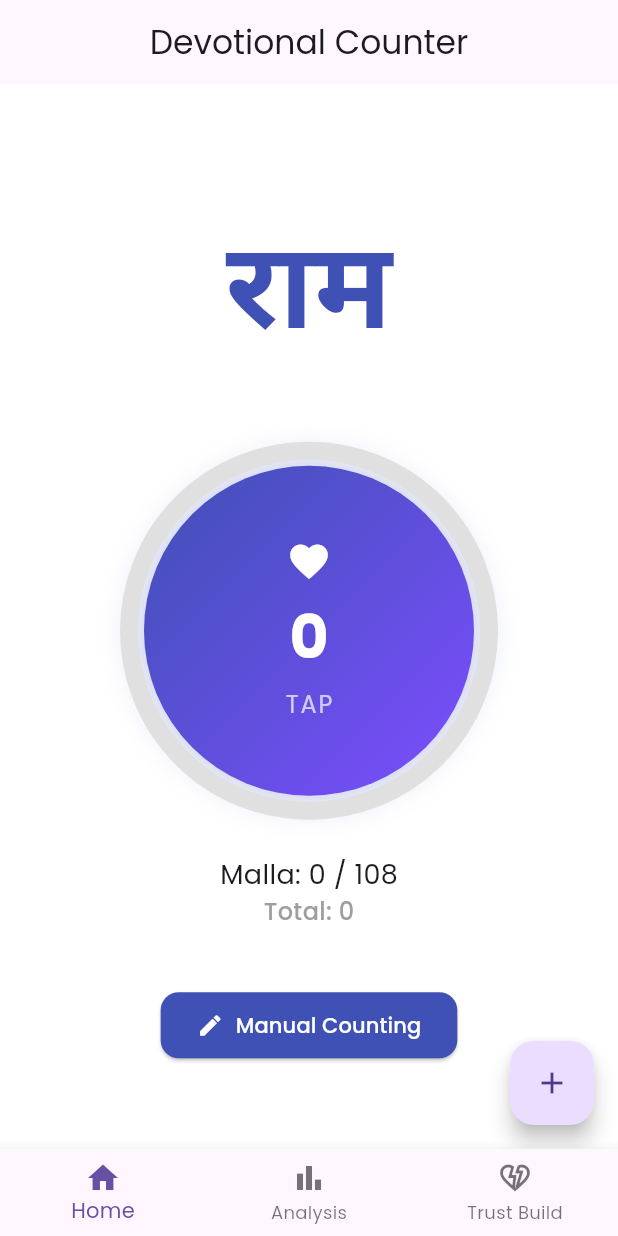
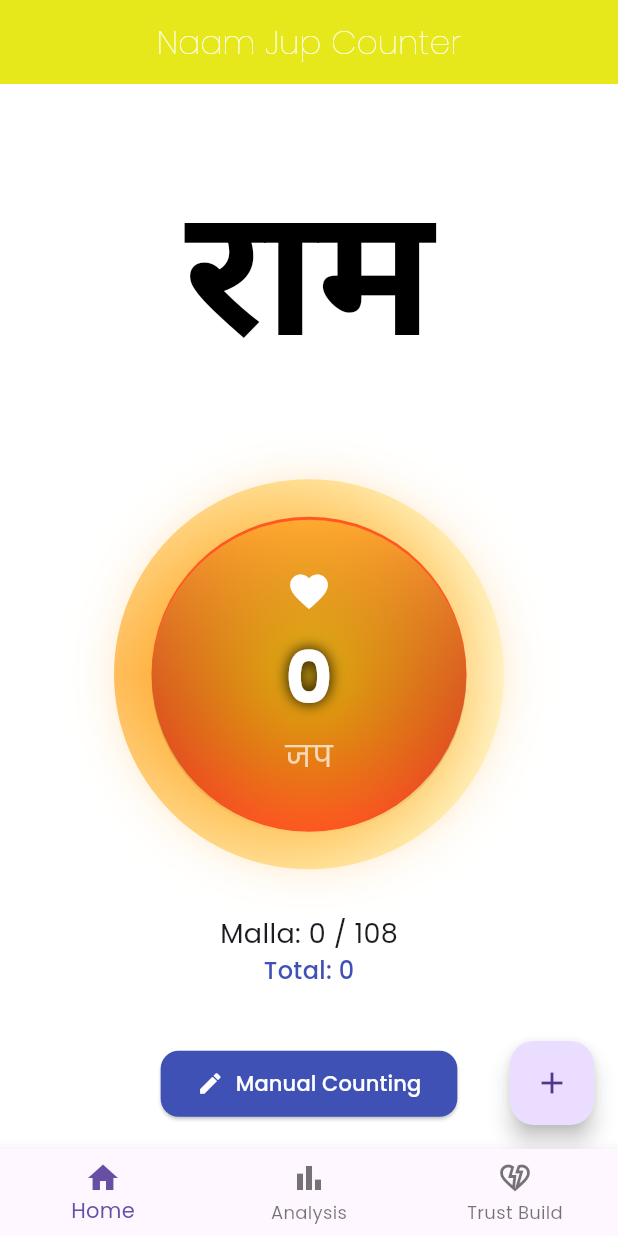
Before and after one commit to mohansinghmahecha/naam-jup-flutter, a Flutter app: the screen it shows after launch, on a phone screen of 412 x 824 dp. Run offline on Flutter 3.47's test engine with Material 3 defaults, Android fonts, the phone set to English and light mode, and no system bars; our stand-ins replace fl_chart, flutter_riverpod, google_fonts, shared_preferences, table_calendar; Roboto replaces fonts that are missing (Alkatra).

Commit message:
god_counter_widget and some ui changes

```diff
--- a/lib/main.dart
+++ b/lib/main.dart
@@ -16,10 +16,10 @@ class MyApp extends StatelessWidget {
   @override
   Widget build(BuildContext context) {
     return MaterialApp(
-      title: 'Devotional Counter',
+      title: 'Naam Jup Counter',
       theme: ThemeData(
-        primarySwatch: Colors.indigo,
-        scaffoldBackgroundColor: Colors.white,
+        // primarySwatch: Colors.indigo,
+        // scaffoldBackgroundColor: Colors.yellow,
         textTheme: GoogleFonts.poppinsTextTheme(), // Global Poppins
       ),
       home: const RootScaffold(),
@@ -53,10 +53,20 @@ class _RootScaffoldState extends State<RootScaffold> {
   @override
   Widget build(BuildContext context) {
     return Scaffold(
-      appBar: AppBar(
-        title: const Text('Devotional Counter'),
-        centerTitle: true,
-      ),
+      appBar: _selectedIndex == 1
+          ? null // ✅ No default appBar in Analysis Page
+          : AppBar(
+              backgroundColor: const Color.fromARGB(255, 249, 253, 8),
+              title: const Text(
+                'Naam Jup Counter',
+                style: TextStyle(
+                  color: Colors.white,
+                  fontWeight: FontWeight.w200,
+                ),
+              ),
+              centerTitle: true,
+              elevation: 8,
+            ),
       body: _pages[_selectedIndex],
       bottomNavigationBar: BottomNavigationBar(
         currentIndex: _selectedIndex,
--- a/lib/pages/home_page.dart
+++ b/lib/pages/home_page.dart
@@ -22,7 +22,8 @@ class _HomePageState extends ConsumerState<HomePage>
   @override
   void initState() {
     super.initState();
-    _resetController = AnimationController(
+    _resetController =
+        AnimationController(
           vsync: this,
           duration: const Duration(milliseconds: 700),
         )..addListener(() {
@@ -44,8 +45,9 @@ class _HomePageState extends ConsumerState<HomePage>
 
     ref.read(godListProvider.notifier).incrementCount(currentGod.id);
 
-    final progress =
-        currentGod.sessionCount >= 108 ? 1.0 : currentGod.sessionCount / 108.0;
+    final progress = currentGod.sessionCount >= 108
+        ? 1.0
+        : currentGod.sessionCount / 108.0;
 
     setState(() {
       animatedProgress = progress;
@@ -67,8 +69,7 @@ class _HomePageState extends ConsumerState<HomePage>
     _resetController.reset();
     _resetController.forward().whenComplete(() async {
       final notifier = ref.read(godListProvider.notifier);
-      final gods =
-          notifier.state.map((god) {
+      final gods = notifier.state.map((god) {
         if (god.id == godId) {
           return God(
             id: god.id,
@@ -100,8 +101,7 @@ class _HomePageState extends ConsumerState<HomePage>
     }
 
     final currentGod = gods[selectedGodIndex];
-    final progress =
-        isResetting
+    final progress = isResetting
         ? animatedProgress
         : (currentGod.sessionCount % 108) / 108.0;
 
@@ -120,9 +120,9 @@ class _HomePageState extends ConsumerState<HomePage>
                   child: Text(
                     currentGod.name,
                     style: GoogleFonts.alkatra(
-                      fontSize: 80,
+                      fontSize: 120,
                       fontWeight: FontWeight.bold,
-                      color: Colors.indigo,
+                      color: Colors.black,
                     ),
                   ),
                 ),
@@ -149,7 +149,7 @@ class _HomePageState extends ConsumerState<HomePage>
                 'Total: ${currentGod.totalCount}',
                 style: const TextStyle(
                   fontSize: 16,
-                  color: Colors.grey,
+                  color: Colors.indigo,
                   fontWeight: FontWeight.w500,
                 ),
               ),
@@ -173,8 +173,8 @@ class _HomePageState extends ConsumerState<HomePage>
                     borderRadius: BorderRadius.circular(12),
                   ),
                 ),
-                onPressed:
-                    () => _showManualCountingDialog(context, ref, currentGod),
+                onPressed: () =>
+                    _showManualCountingDialog(context, ref, currentGod),
               ),
             ],
           ),
@@ -198,8 +198,7 @@ class _HomePageState extends ConsumerState<HomePage>
   ) {
     showDialog(
       context: context,
-      builder:
-          (context) => AlertDialog(
+      builder: (context) => AlertDialog(
         title: const Text('Select or Rename God'),
         content: SizedBox(
           width: double.maxFinite,
@@ -234,8 +233,7 @@ class _HomePageState extends ConsumerState<HomePage>
 
     showDialog(
       context: context,
-      builder:
-          (context) => AlertDialog(
+      builder: (context) => AlertDialog(
         title: const Text('Rename God'),
         content: TextField(
           controller: controller,
@@ -266,8 +264,7 @@ class _HomePageState extends ConsumerState<HomePage>
 
     showDialog(
       context: context,
-      builder:
-          (context) => AlertDialog(
+      builder: (context) => AlertDialog(
         title: const Text('Add God'),
         content: TextField(
           controller: controller,
@@ -299,8 +296,7 @@ class _HomePageState extends ConsumerState<HomePage>
 
     showDialog(
       context: context,
-      builder:
-          (context) => AlertDialog(
+      builder: (context) => AlertDialog(
         title: const Text('Manual Counting'),
         content: Column(
           mainAxisSize: MainAxisSize.min,
--- a/lib/widgets/god_counter_widget.dart
+++ b/lib/widgets/god_counter_widget.dart
@@ -1,7 +1,7 @@
 import 'package:flutter/material.dart';
 import '../models/god.dart';
 
-class GodCounterWidget extends StatelessWidget {
+class GodCounterWidget extends StatefulWidget {
   final God god;
   final double progress;
   final bool isResetting;
@@ -16,64 +16,121 @@ class GodCounterWidget extends StatelessWidget {
   });
 
   @override
+  State<GodCounterWidget> createState() => _GodCounterWidgetState();
+}
+
+class _GodCounterWidgetState extends State<GodCounterWidget>
+    with SingleTickerProviderStateMixin {
+  late final AnimationController _controller;
+
+  @override
+  void initState() {
+    super.initState();
+    _controller = AnimationController(
+      vsync: this,
+      duration: const Duration(seconds: 14),
+    )..repeat();
+  }
+
+  @override
+  void dispose() {
+    _controller.dispose();
+    super.dispose();
+  }
+
+  @override
   Widget build(BuildContext context) {
+    final count = widget.god.sessionCount % 108;
+
     return GestureDetector(
-      onTap: onTap,
-      child: Stack(
+      onTap: widget.onTap,
+      child: AnimatedBuilder(
+        animation: _controller,
+        builder: (context, _) {
+          return Stack(
             alignment: Alignment.center,
             children: [
-          // Background circle
+              // 🌞 Outer 360° Aura Ring (Smooth & Spiritual)
               Container(
-            width: 220,
-            height: 220,
+                width: 260,
+                height: 260,
                 decoration: BoxDecoration(
                   shape: BoxShape.circle,
-              gradient: const LinearGradient(
-                colors: [Colors.indigo, Colors.deepPurpleAccent],
-                begin: Alignment.topLeft,
-                end: Alignment.bottomRight,
+                  gradient: SweepGradient(
+                    startAngle: 0,
+                    endAngle: 6.28,
+                    colors: [
+                      Colors.yellow.withOpacity(0.2),
+                      Colors.orange.withOpacity(0.6),
+                      Colors.yellow.withOpacity(0.2),
+                    ],
+                  ),
+                ),
+              ),
+
+              // 🟡 Inner Divine Sun Circle
+              Container(
+                width: 210,
+                height: 210,
+                decoration: BoxDecoration(
+                  shape: BoxShape.circle,
+                  gradient: const RadialGradient(
+                    colors: [Color(0xFFFFC107), Color(0xFFFF5722)],
                   ),
                   boxShadow: [
                     BoxShadow(
-                  color: Colors.indigo.withOpacity(0.3),
-                  blurRadius: 20,
-                  spreadRadius: 4,
+                      color: Colors.orange.withOpacity(0.5),
+                      blurRadius: 35,
+                      spreadRadius: 10,
                     ),
                   ],
                 ),
               ),
 
-          // Progress ring
-          SizedBox(
-            width: 240,
-            height: 240,
-            child: CircularProgressIndicator(
-              value: progress,
-              strokeWidth: 12,
-              backgroundColor: Colors.grey.shade300,
-              valueColor: const AlwaysStoppedAnimation(Colors.indigo),
+              // ✨ Top → Bottom Light Movement
+              Transform.translate(
+                offset: Offset(0, (-18 + (_controller.value * 36))),
+                child: Container(
+                  width: 210,
+                  height: 210,
+                  decoration: BoxDecoration(
+                    shape: BoxShape.circle,
+                    gradient: LinearGradient(
+                      begin: Alignment.topCenter,
+                      end: Alignment.bottomCenter,
+                      colors: [
+                        Colors.yellow.withOpacity(0.55),
+                        Colors.transparent,
+                      ],
+                    ),
+                  ),
                 ),
               ),
 
-          // Tap count text
+              // ❤️ Count + Label
               Column(
                 mainAxisAlignment: MainAxisAlignment.center,
                 children: [
                   const Icon(Icons.favorite, color: Colors.white, size: 30),
-              const SizedBox(height: 6),
+
+                  const SizedBox(height: 8),
+
                   Text(
-                '${god.sessionCount % 108}',
+                    '$count',
                     style: const TextStyle(
-                  fontSize: 40,
-                  fontWeight: FontWeight.bold,
+                      fontSize: 48,
+                      fontWeight: FontWeight.w700,
                       color: Colors.white,
+                      shadows: [Shadow(blurRadius: 12, color: Colors.black)],
                     ),
                   ),
-              const SizedBox(height: 6),
+
+                  const SizedBox(height: 4),
+
                   const Text(
-                'TAP',
+                    'जप',
                     style: TextStyle(
-                  fontSize: 16,
+                      fontSize: 20,
                       color: Colors.white70,
                       letterSpacing: 1.2,
                     ),
@@ -81,6 +138,8 @@ class GodCounterWidget extends StatelessWidget {
                 ],
               ),
             ],
+          );
+        },
       ),
     );
   }
--- a/pubspec.yaml
+++ b/pubspec.yaml
@@ -1,4 +1,4 @@
-name: naam_jup
+name: jup
 description: "A Naam Jup application which is very helpful for devoties"
 
 publish_to: 'none' # Remove this line if you wish to publish to pub.dev
@@ -20,6 +20,7 @@ dependencies:
   fl_chart: ^0.60.0   # <-- Keep this version
   table_calendar: ^3.0.9
   home_widget: ^0.8.1
+  flutter_native_splash: ^2.4.7
 
 
 dev_dependencies:
@@ -29,3 +30,6 @@ dev_dependencies:
 
 flutter:
   uses-material-design: true
+  assets:
+    - assets/icon/app_icon.jpg
+    - assets/icon/mala_ring.png
```
Also changed, not shown: lib/screens/splash_screen.dart (added, +87 -0 lines), assets/icon/app_icon.jpg (added), assets/icon/mala_ring.png (added), pubspec.lock, 23 other files. Lines whose indentation alone changed are shown as unchanged.
